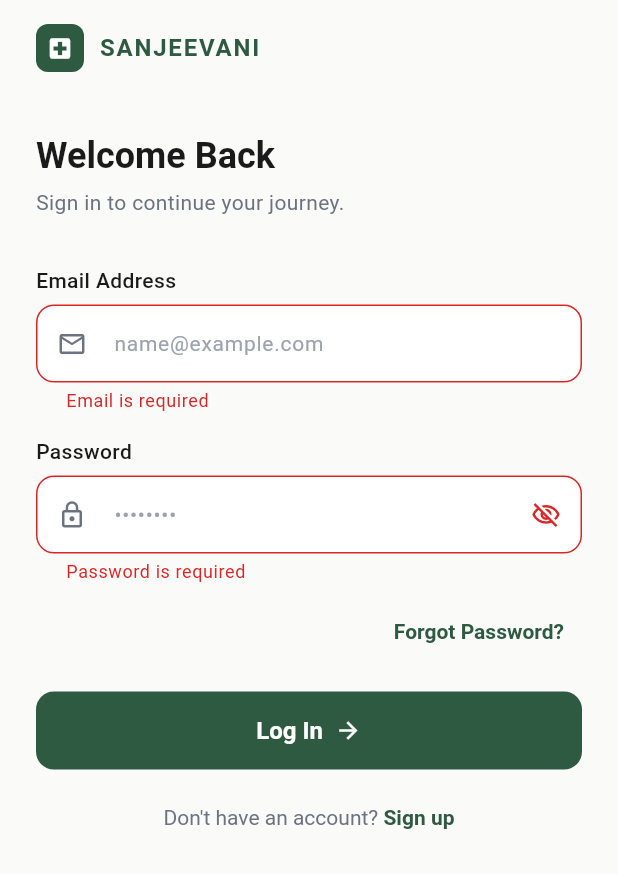
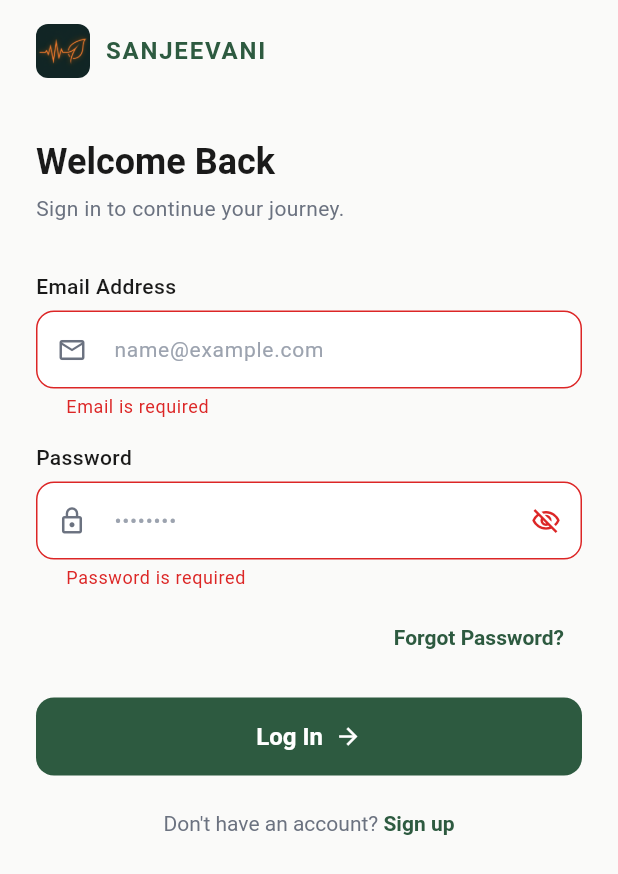
Before and after one commit to Shovaan83/ClashAThon-TeamSanjeevani-Sanjeevani, a Flutter app: the screen it shows after launch, after a tap on "Log In", on a phone screen of 412 x 824 dp. Shown: the top 874 px of the screen. Run offline on Flutter 3.47's test engine with Material 3 defaults, Android fonts, the phone set to English and light mode, and no system bars; our stand-ins replace audioplayers, firebase_core, firebase_messaging, flutter_dotenv, flutter_local_notifications, flutter_map and 4 more; missing offline and left inert: google_mlkit_text_recognition, record; accounts and stored records are empty; generated files the repository leaves out were written again; network calls fail.

Commit message:
add/ui: added logo in screens

```diff
--- a/mobile/lib/features/auth/screens/login_screen.dart
+++ b/mobile/lib/features/auth/screens/login_screen.dart
@@ -84,17 +84,13 @@ class _LoginScreenState extends State<LoginScreen> {
                 // ── Logo & branding ──────────────────────────────────────
                 Row(
                   children: [
-                    Container(
-                      width: 32,
-                      height: 32,
-                      decoration: BoxDecoration(
-                        color: AppColors.primary,
-                        borderRadius: BorderRadius.circular(8),
-                      ),
-                      child: const Icon(
-                        Icons.local_hospital,
-                        color: Colors.white,
-                        size: 18,
+                    ClipRRect(
+                      borderRadius: BorderRadius.circular(8),
+                      child: Image.asset(
+                        'assets/image.png',
+                        width: 36,
+                        height: 36,
+                        fit: BoxFit.cover,
                       ),
                     ),
                     const SizedBox(width: 10),
--- a/mobile/lib/features/static/splash_screen.dart
+++ b/mobile/lib/features/static/splash_screen.dart
@@ -53,17 +53,13 @@ class _SplashScreenState extends State<SplashScreen> {
         child: Column(
           mainAxisAlignment: MainAxisAlignment.center,
           children: [
-            Container(
-              width: 64,
-              height: 64,
-              decoration: BoxDecoration(
-                color: Colors.white,
-                borderRadius: BorderRadius.circular(16),
-              ),
-              child: const Icon(
-                Icons.local_hospital,
-                color: AppColors.primary,
-                size: 36,
+            ClipRRect(
+              borderRadius: BorderRadius.circular(20),
+              child: Image.asset(
+                'assets/image.png',
+                width: 100,
+                height: 100,
+                fit: BoxFit.cover,
               ),
             ),
             const SizedBox(height: 16),
--- a/mobile/pubspec.yaml
+++ b/mobile/pubspec.yaml
@@ -36,5 +36,5 @@ flutter:
   uses-material-design: true
 
   assets:
-    # - assets/images/
+    - assets/
     - .env
```
Also changed, not shown: mobile/lib/features/auth/screens/email_screen.dart (+7 -11 lines), mobile/lib/features/auth/screens/signup_screen.dart (+7 -11 lines), mobile/assets/image.png (added), 4 other files.
